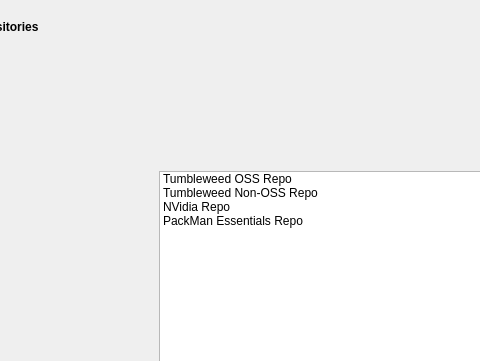
Before: the Qt Designer form src/init-repos-page.ui in shundhammer/yqpkg, drawn with Qt 5; both pictures show x 116 to 596 and y 0 to 361 of the 950 by 750 pixel window.
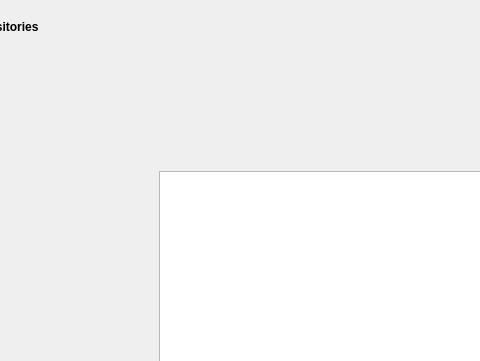
After: the same form once the commit is applied. Custom widgets are drawn as their Qt base class.

Commit message: Use the ordinary QListWidget

```diff
--- a/src/init-repos-page.ui
+++ b/src/init-repos-page.ui
@@ -75,7 +75,7 @@
       </spacer>
      </item>
      <item>
-      <widget class="PkgTaskListWidget" name="reposList">
+      <widget class="QListWidget" name="reposList">
        <property name="sizePolicy">
         <sizepolicy hsizetype="MinimumExpanding" vsizetype="MinimumExpanding">
          <horstretch>1</horstretch>
@@ -112,26 +112,6 @@
        <property name="uniformItemSizes">
         <bool>false</bool>
        </property>
-       <item>
-        <property name="text">
-         <string>Tumbleweed OSS Repo</string>
-        </property>
-       </item>
-       <item>
-        <property name="text">
-         <string>Tumbleweed Non-OSS Repo</string>
-        </property>
-       </item>
-       <item>
-        <property name="text">
-         <string>NVidia Repo</string>
-        </property>
-       </item>
-       <item>
-        <property name="text">
-         <string>PackMan Essentials Repo</string>
-        </property>
-       </item>
       </widget>
      </item>
      <item>
@@ -229,13 +209,6 @@
    </item>
   </layout>
  </widget>
- <customwidgets>
-  <customwidget>
-   <class>PkgTaskListWidget</class>
-   <extends>QListWidget</extends>
-   <header>PkgTaskListWidget.h</header>
-  </customwidget>
- </customwidgets>
  <resources>
   <include location="icons.qrc"/>
  </resources>
```
